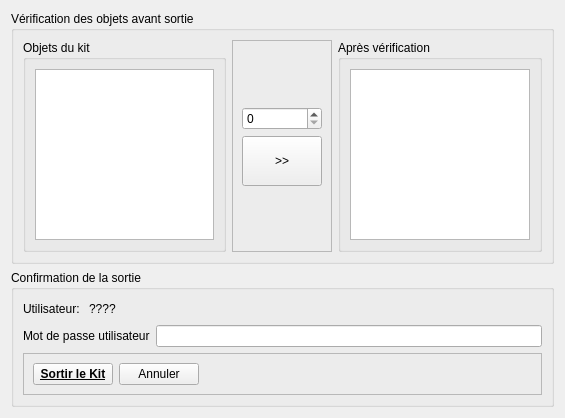
First picture: the form in popups/popupsortirresa.ui, repository diluxe01/Micro_Brico, before the edit.
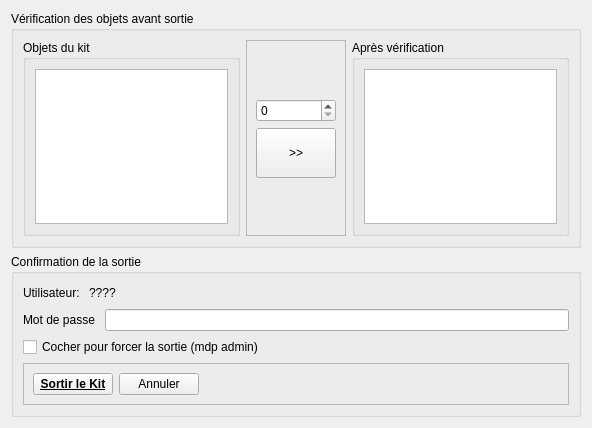
Second picture: the form after the edit.

Commit message: SORTIE: Ajout d'une case à cocher pour forcer la sortie par un bénévole

The edit to the form file:
```diff
--- a/popups/popupsortirresa.ui
+++ b/popups/popupsortirresa.ui
@@ -6,8 +6,8 @@
    <rect>
     <x>0</x>
     <y>0</y>
-    <width>565</width>
-    <height>418</height>
+    <width>592</width>
+    <height>428</height>
    </rect>
   </property>
   <property name="windowTitle">
@@ -149,7 +149,7 @@
         <item>
          <widget class="QLabel" name="label">
           <property name="text">
-           <string>Mot de passe utilisateur</string>
+           <string>Mot de passe </string>
           </property>
          </widget>
         </item>
@@ -171,6 +171,13 @@
         </item>
        </layout>
       </item>
+      <item>
+       <widget class="QCheckBox" name="checkBox_mdpadmin">
+        <property name="text">
+         <string>Cocher pour forcer la sortie (mdp admin)</string>
+        </property>
+       </widget>
+      </item>
       <item>
        <widget class="QFrame" name="frame_2">
         <property name="frameShape">
```
Left out of the diff: 2 changed lines with no effect on the pictures. The commit also changes 6 other files.
